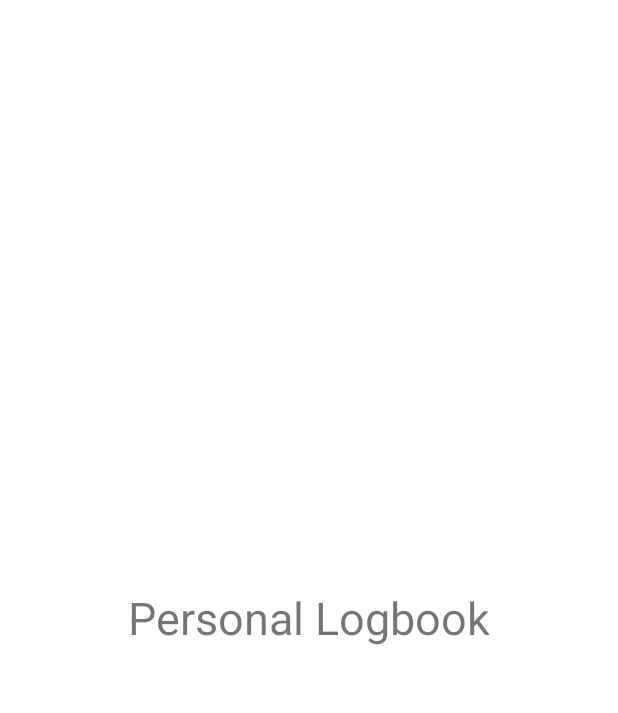
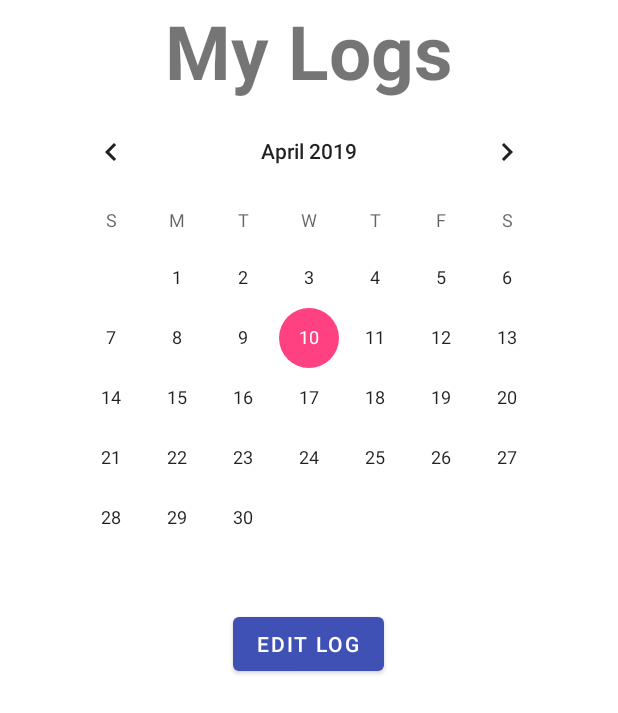
Before and after one commit to JavierTSalas/GymTracker, an Android app: the LogFragment screen opened through its navigation route, on a phone screen of 412 x 824 dp. Shown: the top 713 px of the screen. Run offline under Robolectric (Android 15) with nearby library versions, the phone set to English and light mode, and no system bars; our stand-ins replace Firebase (no records; nobody signed in at launch, a user with empty details on screens opened directly), navigation-ui; libraries missing offline, so code that uses them is left out: com.firebase.ui.

Commit message:
Log Haul
Implement SQLLite database and skeleton for Personal Log Fragment.

```diff
--- a/app/build.gradle
+++ b/app/build.gradle
@@ -31,6 +31,10 @@ dependencies {
     androidTestImplementation 'androidx.test:runner:1.1.0'
     androidTestImplementation 'androidx.test.espresso:espresso-core:3.1.0'
 
+    //room
+    implementation 'android.arch.persistence.room:runtime:1.1.1'
+    annotationProcessor 'android.arch.persistence.room:compiler:1.1.1'
+
     // For getting permissions - trust me this is easier
     implementation 'com.karumi:dexter:5.0.0'
 
@@ -60,6 +64,8 @@ dependencies {
     implementation ("com.github.bumptech.glide:glide:4.9.0") {
         exclude group: "com.android.support"
     }
+    implementation 'androidx.room:room-runtime:2.0.0'
+    annotationProcessor 'androidx.room:room-compiler:2.0.0'
 
 }
 
--- a/app/src/main/java/edu/fsu/cs/cen4020/gymtracker/LogFragment.java
+++ b/app/src/main/java/edu/fsu/cs/cen4020/gymtracker/LogFragment.java
@@ -1,18 +1,70 @@
 package edu.fsu.cs.cen4020.gymtracker;
 
+import android.os.Build;
 import android.os.Bundle;
 import androidx.annotation.NonNull;
 import androidx.annotation.Nullable;
+import androidx.annotation.RequiresApi;
 import androidx.fragment.app.Fragment;
+
+import android.util.Log;
 import android.view.LayoutInflater;
 import android.view.View;
 import android.view.ViewGroup;
+import android.widget.Button;
+import android.widget.CalendarView;
+
+import java.io.File;
+import java.time.LocalDate;
+import java.time.ZoneId;
+import java.util.Date;
 
 public class LogFragment extends Fragment {
 
+    private String TAG = LogFragment.class.getCanonicalName();
+    private View view;
+    private CalendarView calendar;
+    private Button editButton;
+    private String currDate;
+    private LogDatabase db;
+
+
+    @RequiresApi(api = Build.VERSION_CODES.O)
     @Nullable
     @Override
     public View onCreateView(@NonNull LayoutInflater inflater, @Nullable ViewGroup container, @Nullable Bundle savedInstanceState) {
-        return inflater.inflate(R.layout.fragment_log,container,false);
+        view = inflater.inflate(R.layout.fragment_log,container,false);
+
+        calendar = view.findViewById(R.id.logCalendar);
+        editButton = view.findViewById(R.id.editLogButton);
+
+        Date date = new Date(calendar.getDate());
+        LocalDate localDate = date.toInstant().atZone(ZoneId.systemDefault()).toLocalDate(); //TODO:: requires higher API than 26 -- discuss implications and solutions later w team
+        currDate = ""+localDate.getMonthValue()+localDate.getDayOfMonth()+localDate.getYear();
+        //Log.d(TAG, currDate);
+
+        editButton.setOnClickListener(new View.OnClickListener() {
+            @Override
+            public void onClick(View v) {
+                editLog();
+            }
+        });
+        calendar.setOnDateChangeListener(new CalendarView.OnDateChangeListener() {
+            @Override
+            public void onSelectedDayChange(@NonNull CalendarView view, int year, int month, int dayOfMonth) {
+                currDate = ""+(month+1)+dayOfMonth+year;
+                //TODO::implement textview under to view log and update here ; edit log button should only be used to edit
+                //Log.d(TAG, currDate);
+            }
+        });
+
+        return view;
+    }
+
+    private void editLog() {
+        //TODO:: database
+
+
+        //TODO:: show toast with contents and allow for edit / save
     }
 }
--- a/app/src/main/res/layout/fragment_log.xml
+++ b/app/src/main/res/layout/fragment_log.xml
@@ -3,11 +3,29 @@
     android:layout_width="match_parent"
     android:layout_height="match_parent">
 
-    <TextView
+    <CalendarView
+        android:id="@+id/logCalendar"
         android:layout_width="wrap_content"
         android:layout_height="wrap_content"
-        android:text = "Personal Logbook"
-        android:textSize = "30sp"
-        android:layout_centerInParent="true"/>
+        android:layout_centerHorizontal="true"
+        android:layout_below="@+id/titleText"
+        />
+
+    <TextView
+        android:id="@+id/titleText"
+        android:layout_width="wrap_content"
+        android:layout_height="wrap_content"
+        android:layout_centerHorizontal="true"
+        android:textStyle="bold"
+        android:textSize="50sp"
+        android:text="My Logs" />
+
+    <Button
+        android:id="@+id/editLogButton"
+        android:layout_width="wrap_content"
+        android:layout_height="wrap_content"
+        android:layout_below="@+id/logCalendar"
+        android:layout_centerHorizontal="true"
+        android:text="Edit Log" />
 
 </RelativeLayout>
```
Also changed, not shown: app/src/main/java/edu/fsu/cs/cen4020/gymtracker/DaoAccess.java (added, +33 -0 lines), app/src/main/java/edu/fsu/cs/cen4020/gymtracker/LogDatabase.java (added, +10 -0 lines), app/src/main/java/edu/fsu/cs/cen4020/gymtracker/LogEntry.java (added, +38 -0 lines), app/src/main/java/edu/fsu/cs/cen4020/gymtracker/LogRepository.java (added, +89 -0 lines).
